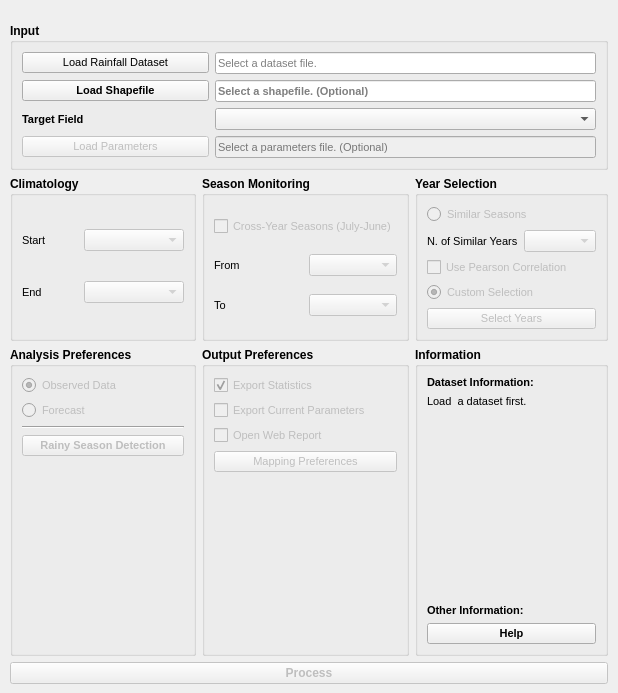
Qt form ui/smpg_dialog_base.ui (JuanPDiazL/SMPG) before a commit.
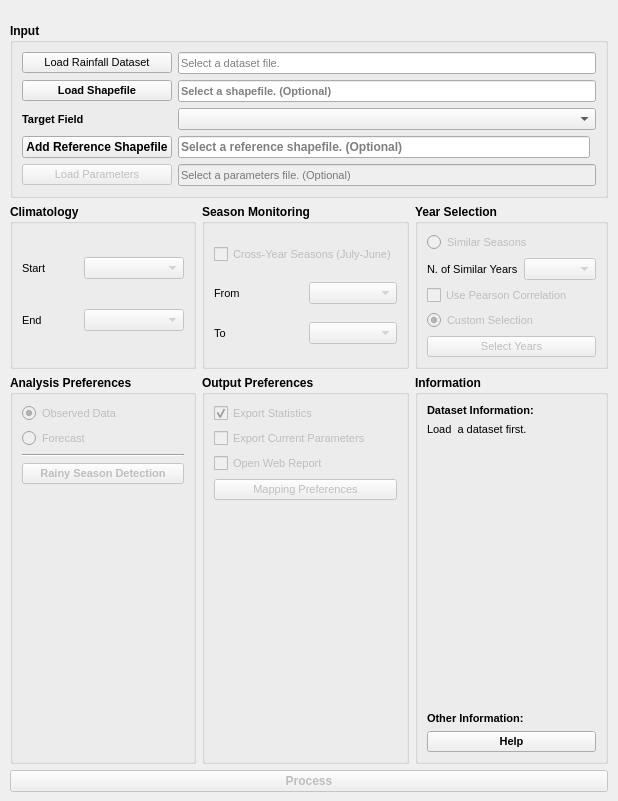
The same form after that commit. Icons and pictures are not drawn.

Commit message: add reference map to web reports

The edit to the form file:
```diff
--- a/ui/smpg_dialog_base.ui
+++ b/ui/smpg_dialog_base.ui
@@ -7,7 +7,7 @@
     <x>0</x>
     <y>0</y>
     <width>618</width>
-    <height>693</height>
+    <height>801</height>
    </rect>
   </property>
   <property name="sizePolicy">
@@ -484,25 +484,8 @@
          <string>Input</string>
         </property>
         <layout class="QGridLayout" name="gridLayout_2">
-         <item row="0" column="1" colspan="2">
-          <widget class="QLineEdit" name="datasetInputLineEdit">
-           <property name="font">
-            <font>
-             <pointsize>8</pointsize>
-             <weight>50</weight>
-             <bold>false</bold>
-            </font>
-           </property>
-           <property name="readOnly">
-            <bool>true</bool>
-           </property>
-           <property name="placeholderText">
-            <string>Select a dataset file.</string>
-           </property>
-          </widget>
-         </item>
-         <item row="3" column="1" colspan="2">
-          <widget class="QComboBox" name="targetFieldComboBox">
+         <item row="2" column="0">
+          <widget class="QPushButton" name="loadShapefileButton">
            <property name="font">
             <font>
              <pointsize>8</pointsize>
@@ -510,13 +493,13 @@
              <bold>true</bold>
             </font>
            </property>
-           <property name="placeholderText">
-            <string>Select the target field.</string>
+           <property name="text">
+            <string>Load Shapefile</string>
            </property>
           </widget>
          </item>
-         <item row="5" column="0">
-          <widget class="QPushButton" name="importParametersButton">
+         <item row="6" column="1" colspan="2">
+          <widget class="QLineEdit" name="importParametersLineEdit">
            <property name="enabled">
             <bool>false</bool>
            </property>
@@ -527,8 +510,25 @@
              <bold>false</bold>
             </font>
            </property>
+           <property name="readOnly">
+            <bool>true</bool>
+           </property>
+           <property name="placeholderText">
+            <string>Select a parameters file. (Optional)</string>
+           </property>
+          </widget>
+         </item>
+         <item row="4" column="0">
+          <widget class="QLabel" name="label_2">
+           <property name="font">
+            <font>
+             <pointsize>8</pointsize>
+             <weight>75</weight>
+             <bold>true</bold>
+            </font>
+           </property>
            <property name="text">
-            <string>Load Parameters</string>
+            <string>Target Field</string>
            </property>
           </widget>
          </item>
@@ -563,36 +563,8 @@
            </property>
           </widget>
          </item>
-         <item row="3" column="0">
-          <widget class="QLabel" name="label_2">
-           <property name="font">
-            <font>
-             <pointsize>8</pointsize>
-             <weight>75</weight>
-             <bold>true</bold>
-            </font>
-           </property>
-           <property name="text">
-            <string>Target Field</string>
-           </property>
-          </widget>
-         </item>
-         <item row="2" column="0">
-          <widget class="QPushButton" name="loadShapefileButton">
-           <property name="font">
-            <font>
-             <pointsize>8</pointsize>
-             <weight>75</weight>
-             <bold>true</bold>
-            </font>
-           </property>
-           <property name="text">
-            <string>Load Shapefile</string>
-           </property>
-          </widget>
-         </item>
-         <item row="5" column="1" colspan="2">
-          <widget class="QLineEdit" name="importParametersLineEdit">
+         <item row="6" column="0">
+          <widget class="QPushButton" name="importParametersButton">
            <property name="enabled">
             <bool>false</bool>
            </property>
@@ -603,11 +575,53 @@
              <bold>false</bold>
             </font>
            </property>
+           <property name="text">
+            <string>Load Parameters</string>
+           </property>
+          </widget>
+         </item>
+         <item row="4" column="1" colspan="2">
+          <widget class="QComboBox" name="targetFieldComboBox">
+           <property name="font">
+            <font>
+             <pointsize>8</pointsize>
+             <weight>75</weight>
+             <bold>true</bold>
+            </font>
+           </property>
+           <property name="placeholderText">
+            <string>Select the target field.</string>
+           </property>
+          </widget>
+         </item>
+         <item row="0" column="1" colspan="2">
+          <widget class="QLineEdit" name="datasetInputLineEdit">
+           <property name="font">
+            <font>
+             <pointsize>8</pointsize>
+             <weight>50</weight>
+             <bold>false</bold>
+            </font>
+           </property>
            <property name="readOnly">
             <bool>true</bool>
            </property>
            <property name="placeholderText">
-            <string>Select a parameters file. (Optional)</string>
+            <string>Select a dataset file.</string>
+           </property>
+          </widget>
+         </item>
+         <item row="5" column="0">
+          <widget class="QPushButton" name="loadReferenceShapefileButton">
+           <property name="text">
+            <string>Add Reference Shapefile</string>
+           </property>
+          </widget>
+         </item>
+         <item row="5" column="1">
+          <widget class="QLineEdit" name="referenceShapefilePathLineEdit">
+           <property name="placeholderText">
+            <string>Select a reference shapefile. (Optional)</string>
            </property>
           </widget>
          </item>
@@ -771,7 +785,12 @@
             </font>
            </property>
            <property name="text">
-            <string>Load  a dataset first.</string>
+            <string>Load  a dataset first.
+
+
+
+
+</string>
            </property>
           </widget>
          </item>
```
The commit also changes 5 other files.
